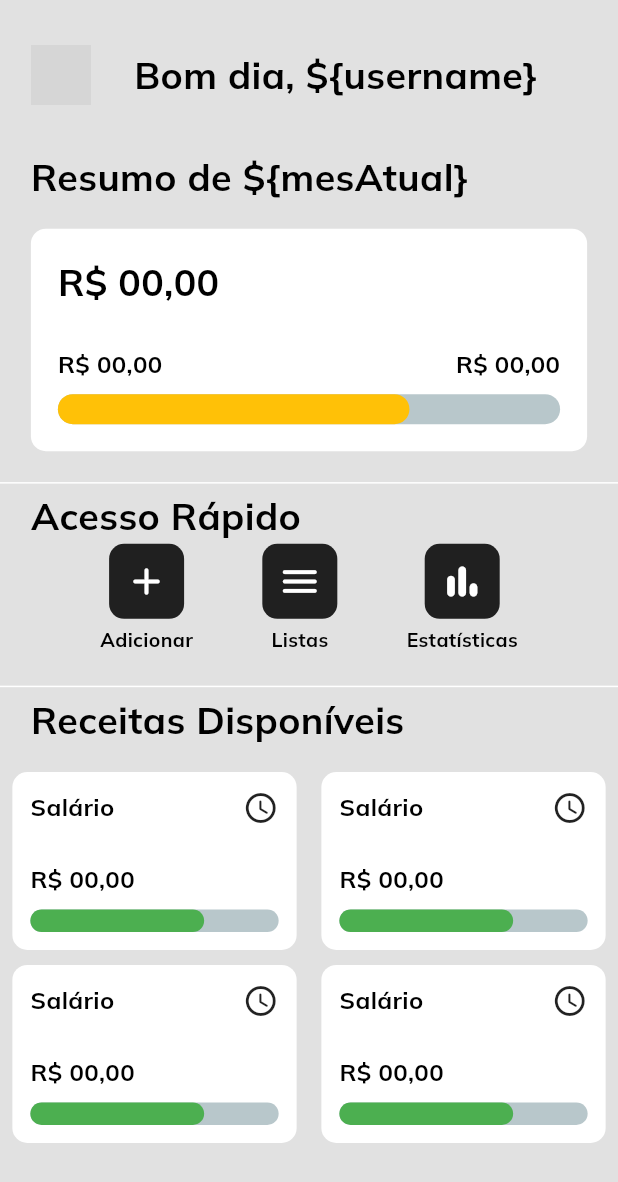
After one commit to ojef1/Fluxx, a Flutter app: the screen it shows after launch, on a phone screen of 412 x 824 dp. The commit adds this screen. Shown: the top 1182 px of the screen. Run offline on Flutter 3.47's test engine with Material 3 defaults, Android fonts, the phone set to English and light mode, and no system bars; drawn by our look-alikes of percent_indicator; our stand-ins replace another_flushbar, dropdown_button2, equatable, flutter_bloc, get_it, image_picker and 1 more; missing offline and left inert: carousel_slider_plus; accounts and stored records are empty; network calls fail; grey boxes are pictures that could not be loaded.

Commit message:
Nova tela de resumo
criado apenas os componentes e a estrutura de layout da página de resumo

```diff
--- a/lib/main.dart
+++ b/lib/main.dart
@@ -3,6 +3,7 @@ import 'package:Fluxx/pages/detail_page.dart';
 import 'package:Fluxx/pages/edit_bill_page.dart';
 import 'package:Fluxx/pages/main_page.dart';
 import 'package:Fluxx/pages/profile_page.dart';
+import 'package:Fluxx/pages/resume_page.dart';
 import 'package:Fluxx/pages/stats_page.dart';
 import 'package:Fluxx/utils/app_routes.dart';
 import 'package:Fluxx/utils/setup_dependences.dart';
@@ -36,7 +37,7 @@ class _MyAppState extends State<MyApp> {
         useMaterial3: true,
       ),
       routes: {
-        AppRoutes.home: (ctx) => const MainPage(),
+        AppRoutes.home: (ctx) => const ResumePage(),
         AppRoutes.detailPage: (ctx) => const DetailPage(),
         AppRoutes.statsPage: (ctx) => const StatsPage(),
         AppRoutes.addBillPage: (ctx) => const AddBillPage(),
--- /dev/null
+++ b/lib/pages/resume_page.dart
@@ -0,0 +1,348 @@
+import 'package:Fluxx/components/shortcut_add_bottomsheet.dart';
+import 'package:Fluxx/components/shortcut_lists_bottomsheet.dart';
+import 'package:Fluxx/themes/app_theme.dart';
+import 'package:Fluxx/utils/constants.dart';
+import 'package:flutter/material.dart';
+import 'package:percent_indicator/linear_percent_indicator.dart';
+
+class ResumePage extends StatefulWidget {
+  const ResumePage({super.key});
+
+  @override
+  State<ResumePage> createState() => _ResumePageState();
+}
+
+class _ResumePageState extends State<ResumePage> {
+  late final ScrollController _pageScrollController;
+
+  @override
+  void initState() {
+    _pageScrollController = ScrollController();
+    super.initState();
+  }
+
+  @override
+  Widget build(BuildContext context) {
+    var mediaQuery = MediaQuery.of(context).size;
+    //FIXME remover esse link mocado
+    const url =
+        'https://static.vecteezy.com/system/resources/thumbnails/002/387/693/small_2x/user-profile-icon-free-vector.jpg';
+    return Scaffold(
+      extendBody: true,
+      resizeToAvoidBottomInset: true,
+      backgroundColor: AppTheme.colors.appBackgroundColor,
+      body: SafeArea(
+        child: SingleChildScrollView(
+          controller: _pageScrollController,
+          child: Column(
+            children: [
+              //AppBar
+              Container(
+                margin: const EdgeInsets.only(top: Constants.topMargin),
+                padding: EdgeInsets.symmetric(
+                  horizontal: mediaQuery.width * .05,
+                ),
+                child: Row(
+                  children: [
+                    const CircleAvatar(
+                      //FIXME usar a imagem escolhida do próprio usuário
+                      backgroundImage: NetworkImage(url),
+                    ),
+                    SizedBox(width: mediaQuery.width * .07),
+                    Text(
+                      //FIXME colocar o nome do usuário de acordo com o back e o comprimento de acordo com a hora do dia
+                      'Bom dia, \${username}',
+                      style: AppTheme.textStyles.titleTextStyle,
+                    ),
+                  ],
+                ),
+              ),
+              //Resumo
+              Container(
+                width: double.infinity,
+                margin: const EdgeInsets.only(top: Constants.topMargin),
+                padding: EdgeInsets.symmetric(
+                  horizontal: mediaQuery.width * .05,
+                ),
+                child: Column(
+                  crossAxisAlignment: CrossAxisAlignment.start,
+                  children: [
+                    Text(
+                      //FIXME colocar o nome do mês atual
+                      'Resumo de \${mesAtual}',
+                      style: AppTheme.textStyles.titleTextStyle,
+                    ),
+                    SizedBox(height: mediaQuery.height * .02),
+                    Container(
+                      padding: const EdgeInsets.all(18),
+                      height: mediaQuery.height * .18,
+                      width: double.infinity,
+                      decoration: BoxDecoration(
+                          color: Colors.white,
+                          borderRadius: BorderRadius.circular(10)),
+                      child: Column(
+                        crossAxisAlignment: CrossAxisAlignment.start,
+                        mainAxisAlignment: MainAxisAlignment.spaceBetween,
+                        children: [
+                          Text(
+                            //FIXME colocar o valor de gasto total
+                            'R\$ 00,00',
+                            style: AppTheme.textStyles.titleTextStyle,
+                          ),
+                          Column(
+                            children: [
+                              Row(
+                                mainAxisAlignment:
+                                    MainAxisAlignment.spaceBetween,
+                                children: [
+                                  Text(
+                                    //FIXME colocar o valor de gasto total
+                                    'R\$ 00,00',
+                                    style: AppTheme.textStyles.subTileTextStyle,
+                                  ),
+                                  Text(
+                                    //FIXME colocar o valor total disponível
+                                    'R\$ 00,00',
+                                    style: AppTheme.textStyles.subTileTextStyle,
+                                  ),
+                                ],
+                              ),
+                              SizedBox(height: mediaQuery.height * .01),
+                              LinearPercentIndicator(
+                                padding: EdgeInsets.zero,
+                                barRadius: const Radius.circular(50),
+                                lineHeight: 20,
+                                //FIXME colocar o valor de acordo com o calculo = renda total - total gasto
+                                percent: 0.7,
+                                //FIXME colocar as cores de acordo com a porcentagem
+                                //TODO definir limiares de porcetagem para mudar de cor
+                                progressColor: Colors.amber,
+                              ),
+                            ],
+                          ),
+                        ],
+                      ),
+                    ),
+                  ],
+                ),
+              ),
+              //Divisor
+              Container(
+                margin: EdgeInsets.only(
+                  top: mediaQuery.width * .05,
+                  bottom: mediaQuery.width * .01,
+                ),
+                height: 1,
+                color: Colors.white,
+              ),
+              //Acesso Rápido
+              Container(
+                width: double.infinity,
+                padding: EdgeInsets.symmetric(
+                  horizontal: mediaQuery.width * .05,
+                ),
+                child: Column(
+                  crossAxisAlignment: CrossAxisAlignment.start,
+                  children: [
+                    Text(
+                      'Acesso Rápido',
+                      style: AppTheme.textStyles.titleTextStyle,
+                    ),
+                    // SizedBox(height: mediaQuery.height * .01),
+                    Center(
+                      child: Row(
+                        mainAxisAlignment: MainAxisAlignment.spaceEvenly,
+                        children: [
+                          Column(
+                            children: [
+                              Container(
+                                margin: const EdgeInsets.only(bottom: 5),
+                                width: 50,
+                                height: 50,
+                                decoration: BoxDecoration(
+                                  borderRadius: BorderRadius.circular(10),
+                                  color: AppTheme.colors.accentColor,
+                                ),
+                                child: IconButton(
+                                  icon: const Icon(Icons.add_rounded),
+                                  color: Colors.white,
+                                  iconSize: 30,
+                                  onPressed: () => _showAddBottomSheet(context),
+                                ),
+                              ),
+                              Text(
+                                'Adicionar',
+                                style: AppTheme.textStyles.accentTextStyle,
+                              )
+                            ],
+                          ),
+                          Column(
+                            children: [
+                              Container(
+                                margin: const EdgeInsets.only(bottom: 5),
+                                width: 50,
+                                height: 50,
+                                decoration: BoxDecoration(
+                                  borderRadius: BorderRadius.circular(10),
+                                  color: AppTheme.colors.accentColor,
+                                ),
+                                child: IconButton(
+                                  icon: const Icon(Icons.menu_rounded),
+                                  color: Colors.white,
+                                  iconSize: 30,
+                                  onPressed: () => _showListsBottomSheet(context),
+                                ),
+                              ),
+                              Text(
+                                'Listas',
+                                style: AppTheme.textStyles.accentTextStyle,
+                              )
+                            ],
+                          ),
+                          Column(
+                            children: [
+                              Container(
+                                margin: const EdgeInsets.only(bottom: 5),
+                                width: 50,
+                                height: 50,
+                                decoration: BoxDecoration(
+                                  borderRadius: BorderRadius.circular(10),
+                                  color: AppTheme.colors.accentColor,
+                                ),
+                                child: IconButton(
+                                  icon: const Icon(Icons.bar_chart_rounded),
+                                  color: Colors.white,
+                                  iconSize: 30,
+                                  onPressed: () {},
+                                ),
+                              ),
+                              Text(
+                                'Estatísticas',
+                                style: AppTheme.textStyles.accentTextStyle,
+                              )
+                            ],
+                          ),
+                        ],
+                      ),
+                    )
+                  ],
+                ),
+              ),
+              //Divisor
+              Container(
+                margin: EdgeInsets.only(
+                  top: mediaQuery.width * .05,
+                  bottom: mediaQuery.width * .01,
+                ),
+                height: 1,
+                color: Colors.white,
+              ),
+              //Receitas Disponíveis
+              SizedBox(
+                width: double.infinity,
+                child: Column(
+                  crossAxisAlignment: CrossAxisAlignment.start,
+                  children: [
+                    Padding(
+                      padding: EdgeInsets.symmetric(
+                        horizontal: mediaQuery.width * .05,
+                      ),
+                      child: Text(
+                        'Receitas Disponíveis',
+                        style: AppTheme.textStyles.titleTextStyle,
+                      ),
+                    ),
+                    SizedBox(height: mediaQuery.height * .02),
+                    SizedBox(
+                      height: mediaQuery.height * .3,
+                      child: GridView.builder(
+                        scrollDirection: Axis.horizontal,
+                        itemCount:
+                            6, //FIXME colocar o valor de acordo com a quantidade de receitas
+                        shrinkWrap: true,
+                        gridDelegate: SliverGridDelegateWithFixedCrossAxisCount(
+                          crossAxisCount: 2,
+                          crossAxisSpacing: 10,
+                          mainAxisExtent: mediaQuery.width * .5,
+                        ),
+                        itemBuilder: (context, index) => Container(
+                          padding: const EdgeInsets.all(12),
+                          margin: EdgeInsets.symmetric(
+                            horizontal: mediaQuery.width * .02,
+                          ),
+                          height: mediaQuery.height * .12,
+                          width: mediaQuery.width * .4,
+                          decoration: BoxDecoration(
+                              color: Colors.white,
+                              borderRadius: BorderRadius.circular(10)),
+                          child: Column(
+                            crossAxisAlignment: CrossAxisAlignment.start,
+                            mainAxisAlignment: MainAxisAlignment.spaceBetween,
+                            children: [
+                              Row(
+                                mainAxisAlignment:
+                                    MainAxisAlignment.spaceBetween,
+                                children: [
+                                  Text(
+                                    //FIXME colocar o valor de gasto total
+                                    'Salário',
+                                    style: AppTheme.textStyles.subTileTextStyle,
+                                  ),
+                                  //FIXME colocar o icone de acordo com o tipo de receita (fixa ou específica)
+                                  const Icon(Icons.access_time_rounded)
+                                ],
+                              ),
+                              Column(
+                                crossAxisAlignment: CrossAxisAlignment.start,
+                                children: [
+                                  Text(
+                                    //FIXME colocar o valor total disponível
+                                    'R\$ 00,00',
+                                    style: AppTheme.textStyles.subTileTextStyle,
+                                  ),
+                                  SizedBox(height: mediaQuery.height * .01),
+                                  LinearPercentIndicator(
+                                    padding: EdgeInsets.zero,
+                                    barRadius: const Radius.circular(50),
+                                    lineHeight: 15,
+                                    //FIXME colocar o valor de acordo com o calculo = renda total - total gasto
+                                    percent: 0.7,
+                                    //FIXME colocar as cores de acordo com a porcentagem
+                                    //TODO definir limiares de porcetagem para mudar de cor
+                                    progressColor: Colors.green,
+                                  ),
+                                ],
+                              ),
+                            ],
+                          ),
+                        ),
+                      ),
+                    ),
+                  ],
+                ),
+              ),
+            ],
+          ),
+        ),
+      ),
+    );
+  }
+
+  void _showAddBottomSheet(BuildContext context) {
+    showModalBottomSheet(
+      context: context,
+      builder: (context) {
+        return const ShortcutAddBottomsheet();
+      },
+    );
+  }
+
+  void _showListsBottomSheet(BuildContext context) {
+    showModalBottomSheet(
+      context: context,
+      builder: (context) {
+        return const ShortcutListsBottomsheet();
+      },
+    );
+  }
+}
--- a/lib/themes/colors.dart
+++ b/lib/themes/colors.dart
@@ -3,6 +3,8 @@ part of 'app_theme.dart';
 abstract class ColorsInterface {
   Gradient get backgroundColor;
   Gradient get primaryColor;
+  Color get appBackgroundColor;
+  Color get accentColor;
   Color get darkPurple;
   Color get transparent;
   Color get grayD4;
@@ -38,6 +40,10 @@ class _DefaultColors implements ColorsInterface {
       );
 
   @override
+  Color get appBackgroundColor => const Color(0xFFE1E1E1);
+  @override
+  Color get accentColor => const Color(0xFF202020);
+  @override
   Color get darkPurple => const Color(0xFF4B1E8A);
   @override
   Color get transparent => Colors.transparent;
--- a/lib/themes/text_styles.dart
+++ b/lib/themes/text_styles.dart
@@ -6,6 +6,7 @@ abstract class TextStylesInterface {
   TextStyle get bodyTextStyle;
   TextStyle get tileTextStyle;
   TextStyle get subTileTextStyle;
+  TextStyle get accentTextStyle;
   TextStyle get descTextStyle;
 }
 
@@ -20,46 +21,54 @@ class _DefaultTextStyles implements TextStylesInterface {
 
   @override
   TextStyle get defaultTextStyle =>
-      TextStyle(fontSize: AppTheme.fontSizes.medium, fontFamily: 'Inter');
+      TextStyle(fontSize: AppTheme.fontSizes.medium, fontFamily: 'Mulish');
 
   @override
   TextStyle get titleTextStyle => TextStyle(
-      fontWeight: FontWeight.bold,
-      fontSize: AppTheme.fontSizes.large,
-      color: Colors.white,
+      fontWeight: FontWeight.w700,
+      fontSize: AppTheme.fontSizes.xlarge,
+      color: Colors.black,
       overflow: TextOverflow.ellipsis,
-      fontFamily: 'Inter');
+      fontFamily: 'Mulish');
 
   @override
   TextStyle get bodyTextStyle => TextStyle(
-        fontWeight: FontWeight.bold,
+        fontWeight: FontWeight.w700,
         fontSize: AppTheme.fontSizes.medium,
         color: Colors.white,
         overflow: TextOverflow.ellipsis,
-        fontFamily: 'Inter',
+        fontFamily: 'Mulish',
       );
   @override
   TextStyle get tileTextStyle => TextStyle(
-        fontWeight: FontWeight.bold,
+        fontWeight: FontWeight.w700,
         fontSize: AppTheme.fontSizes.large,
         color: Colors.black,
         overflow: TextOverflow.ellipsis,
-        fontFamily: 'Inter',
+        fontFamily: 'Mulish',
       );
   @override
   TextStyle get subTileTextStyle => TextStyle(
-        fontWeight: FontWeight.bold,
+        fontWeight: FontWeight.w700,
         fontSize: AppTheme.fontSizes.medium,
         color: Colors.black,
         overflow: TextOverflow.ellipsis,
-        fontFamily: 'Inter',
+        fontFamily: 'Mulish',
+      );
+  @override
+  TextStyle get accentTextStyle => TextStyle(
+        fontWeight: FontWeight.w700,
+        fontSize: AppTheme.fontSizes.small,
+        color: Colors.black,
+        overflow: TextOverflow.ellipsis,
+        fontFamily: 'Mulish',
       );
   @override
   TextStyle get descTextStyle => TextStyle(
-        fontWeight: FontWeight.bold,
+        fontWeight: FontWeight.w700,
         fontSize: AppTheme.fontSizes.medium,
         color: Colors.grey,
         overflow: TextOverflow.ellipsis,
-        fontFamily: 'Inter',
+        fontFamily: 'Mulish',
       );
 }
--- a/lib/utils/constants.dart
+++ b/lib/utils/constants.dart
@@ -17,4 +17,6 @@ class Constants {
   };
 
   static const defaultPicture = 'assets/images/default_user.jpeg';
+
+  static const topMargin = 30.0;
 }
```
Also changed, not shown: lib/components/shortcut_add_bottomsheet.dart (added, +88 -0 lines), lib/components/shortcut_lists_bottomsheet.dart (added, +108 -0 lines), pubspec.lock, 1 other file.
